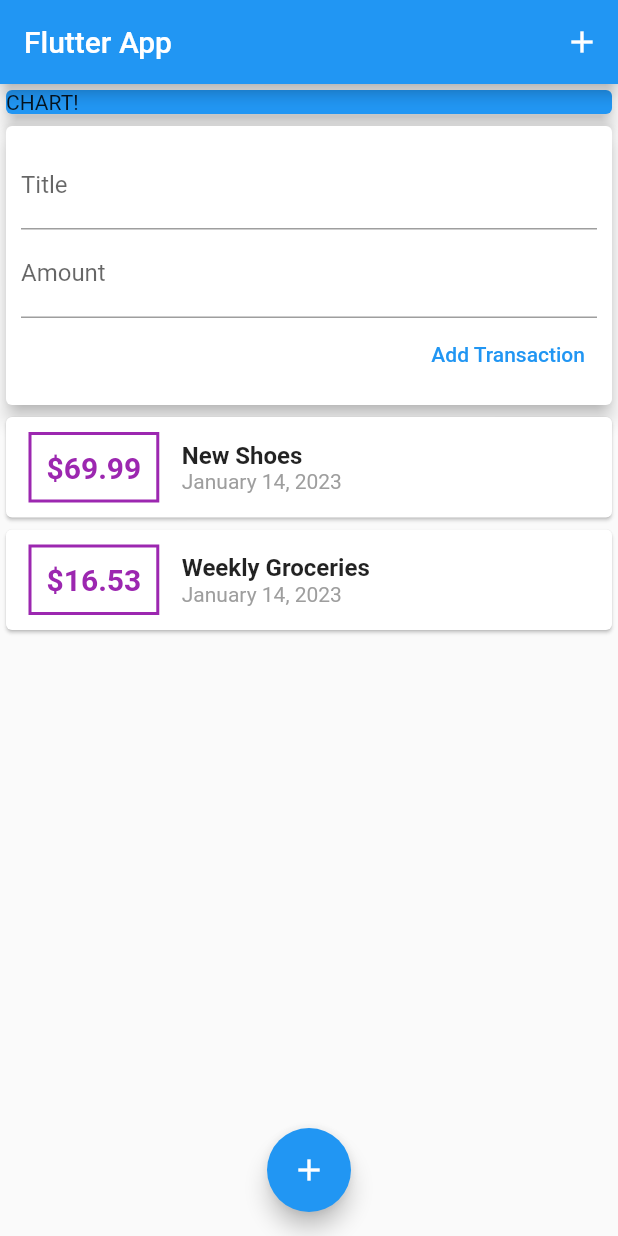
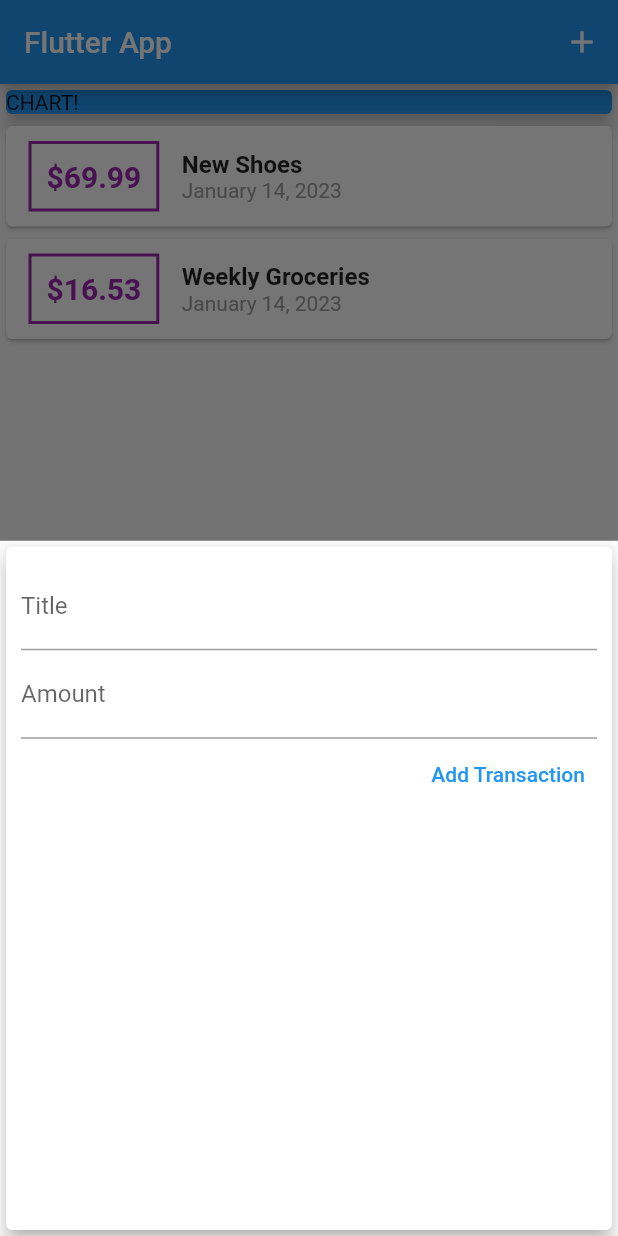
Before and after one commit to harusys/udemy, a Flutter app: the screen it shows after launch, after a tap on the "add" icon, on a phone screen of 412 x 824 dp. Run offline on Flutter 3.47's test engine with Material 2 defaults, Android fonts, the phone set to English and light mode, and no system bars.

```diff
--- a/expenses_app/lib/main.dart
+++ b/expenses_app/lib/main.dart
@@ -1,6 +1,8 @@
 import 'package:flutter/material.dart';
 
-import './widgets/user_transaction.dart';
+import './models/transaction.dart';
+import './widgets/new_transaction.dart';
+import './widgets/transaction_list.dart';
 
 void main() => runApp(MyApp());
 
@@ -14,7 +16,54 @@ class MyApp extends StatelessWidget {
   }
 }
 
-class MyHomePage extends StatelessWidget {
+class MyHomePage extends StatefulWidget {
+  @override
+  State<MyHomePage> createState() => _MyHomePageState();
+}
+
+class _MyHomePageState extends State<MyHomePage> {
+  final List<Transaction> _userTransactions = [
+    Transaction(
+      id: 't1',
+      title: 'New Shoes',
+      amount: 69.99,
+      date: DateTime.now(),
+    ),
+    Transaction(
+      id: 't2',
+      title: 'Weekly Groceries',
+      amount: 16.53,
+      date: DateTime.now(),
+    )
+  ];
+
+  void _addNewTransaction(String txTitle, double txAmount) {
+    final newTx = Transaction(
+      id: DateTime.now().toString(),
+      title: txTitle,
+      amount: txAmount,
+      date: DateTime.now(),
+    );
+
+    setState(() {
+      _userTransactions.add(newTx);
+    });
+  }
+
+  void _startAddNewTransaction(BuildContext ctx) {
+    // モーダル画面を表示
+    showModalBottomSheet(
+      context: ctx,
+      builder: (_) {
+        return GestureDetector(
+          onTap: () {}, // モーダル画面をタップした時に閉じるのは抑止
+          child: NewTransaction(_addNewTransaction),
+          behavior: HitTestBehavior.opaque,
+        );
+      },
+    );
+  }
+
   @override
   Widget build(BuildContext context) {
     return Scaffold(
@@ -23,7 +72,7 @@ class MyHomePage extends StatelessWidget {
         actions: <Widget>[
           IconButton(
             icon: Icon(Icons.add),
-            onPressed: () {},
+            onPressed: () => _startAddNewTransaction(context),
           ),
         ],
       ),
@@ -40,14 +89,14 @@ class MyHomePage extends StatelessWidget {
                 elevation: 5,
               ),
             ),
-            UserTransaction(),
+            TransactionList(_userTransactions),
           ],
         ),
       ),
       floatingActionButtonLocation: FloatingActionButtonLocation.centerFloat,
       floatingActionButton: FloatingActionButton(
         child: Icon(Icons.add),
-        onPressed: () {},
+        onPressed: () => _startAddNewTransaction(context),
       ),
     );
   }
--- a/expenses_app/lib/widgets/new_transaction.dart
+++ b/expenses_app/lib/widgets/new_transaction.dart
@@ -1,13 +1,18 @@
 import 'package:flutter/material.dart';
 
-class NewTransaction extends StatelessWidget {
+class NewTransaction extends StatefulWidget {
   final Function addTx;
+
+  NewTransaction(this.addTx);
+
+  @override
+  State<NewTransaction> createState() => _NewTransactionState();
+}
+
+class _NewTransactionState extends State<NewTransaction> {
   // String? titleInput;
-  // String? amountInput;
   final titleController = TextEditingController();
   final amountController = TextEditingController();
-
-  NewTransaction(this.addTx);
 
   void submitData() {
     final enterTitle = titleController.text;
@@ -17,10 +22,14 @@ class NewTransaction extends StatelessWidget {
       return;
     }
 
-    addTx(
+    // Stateful でウィジェットのパラメータを使いたい場合は、widget. で使うことができる
+    widget.addTx(
       enterTitle,
       enterAmount,
     );
+
+    // 実行したら閉じる
+    Navigator.of(context).pop();
   }
 
   @override
--- a/expenses_app/lib/widgets/user_transaction.dart
+++ /dev/null
@@ -1,53 +0,0 @@
-import 'package:flutter/material.dart';
-
-import './new_transaction.dart';
-import './transaction_list.dart';
-
-import '../models/transaction.dart';
-
-class UserTransaction extends StatefulWidget {
-  const UserTransaction({super.key});
-
-  @override
-  State<UserTransaction> createState() => _UserTransactionState();
-}
-
-class _UserTransactionState extends State<UserTransaction> {
-  final List<Transaction> _userTransactions = [
-    Transaction(
-      id: 't1',
-      title: 'New Shoes',
-      amount: 69.99,
-      date: DateTime.now(),
-    ),
-    Transaction(
-      id: 't2',
-      title: 'Weekly Groceries',
-      amount: 16.53,
-      date: DateTime.now(),
-    )
-  ];
-
-  void _addNewTransaction(String txTitle, double txAmount) {
-    final newTx = Transaction(
-      id: DateTime.now().toString(),
-      title: txTitle,
-      amount: txAmount,
-      date: DateTime.now(),
-    );
-
-    setState(() {
-      _userTransactions.add(newTx);
-    });
-  }
-
-  @override
-  Widget build(BuildContext context) {
-    return Column(
-      children: <Widget>[
-        NewTransaction(_addNewTransaction),
-        TransactionList(_userTransactions),
-      ],
-    );
-  }
-}
```
